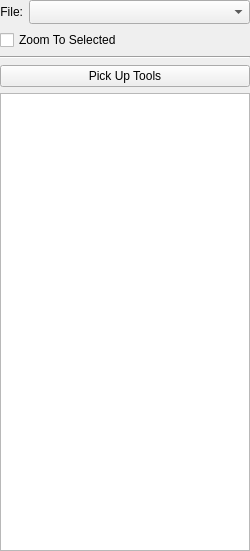
First picture: the form in plugins/gcode/drill/drillform.ui, repository 4ygeca/GERBER_X3, before the edit.
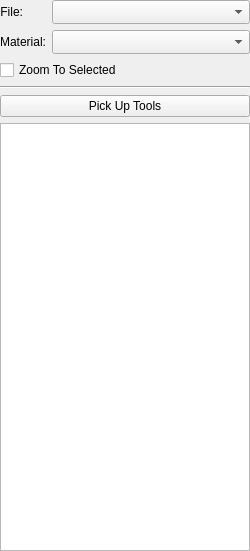
Second picture: the form after the edit.

Commit message: drill: материал режимов в форме сверловки -- как в формах фрезеровки

Patch:
```diff
--- a/plugins/gcode/drill/drillform.ui
+++ b/plugins/gcode/drill/drillform.ui
@@ -72,6 +72,36 @@
      </property>
     </widget>
    </item>
+   <item row="2" column="0">
+    <widget class="QLabel" name="lblMaterial">
+     <property name="sizePolicy">
+      <sizepolicy hsizetype="Fixed" vsizetype="Preferred">
+       <horstretch>0</horstretch>
+       <verstretch>0</verstretch>
+      </sizepolicy>
+     </property>
+     <property name="text">
+      <string>Material:</string>
+     </property>
+     <property name="alignment">
+      <set>Qt::AlignRight|Qt::AlignTrailing|Qt::AlignVCenter</set>
+     </property>
+    </widget>
+   </item>
+   <item row="2" column="1">
+    <widget class="QComboBox" name="cbxMaterial">
+     <property name="toolTip">
+      <string>Material for the cutting data of the rows: the project material (G-Code Properties) or the one chosen here.
+A tool edited for this toolpath only keeps its own values.</string>
+     </property>
+     <property name="sizeAdjustPolicy">
+      <enum>QComboBox::AdjustToMinimumContentsLengthWithIcon</enum>
+     </property>
+     <property name="minimumContentsLength">
+      <number>8</number>
+     </property>
+    </widget>
+   </item>
    <item row="1" column="1">
     <widget class="QComboBox" name="cbxFile">
      <property name="sizeAdjustPolicy">
```
The commit also changes 4 other files.
